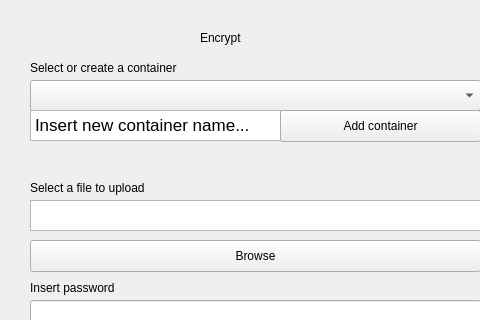
Above: ui/mainpage.ui from viktorwilczek/EngineeringProject before the change; both pictures show x 0 to 480 and y 0 to 320 of the 1017 by 521 pixel window. Below: the same form after it.
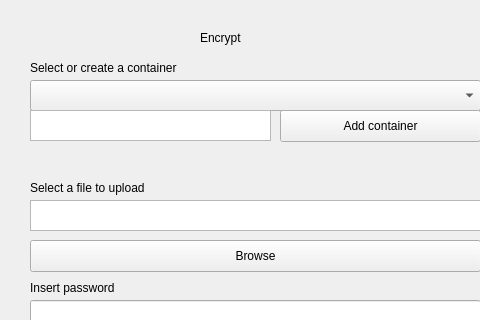
That is the form after the change.

The edit to the form file:
```diff
--- a/ui/mainpage.ui
+++ b/ui/mainpage.ui
@@ -379,26 +379,6 @@
     <bool>false</bool>
    </property>
   </widget>
-  <widget class="QTextEdit" name="textEdit_2">
-   <property name="geometry">
-    <rect>
-     <x>30</x>
-     <y>110</y>
-     <width>251</width>
-     <height>31</height>
-    </rect>
-   </property>
-   <property name="html">
-    <string>&lt;!DOCTYPE HTML PUBLIC &quot;-//W3C//DTD HTML 4.0//EN&quot; &quot;http://www.w3.org/TR/REC-html40/strict.dtd&quot;&gt;
-&lt;html&gt;&lt;head&gt;&lt;meta name=&quot;qrichtext&quot; content=&quot;1&quot; /&gt;&lt;style type=&quot;text/css&quot;&gt;
-p, li { white-space: pre-wrap; }
-&lt;/style&gt;&lt;/head&gt;&lt;body style=&quot; font-family:'.AppleSystemUIFont'; font-size:13pt; font-weight:400; font-style:normal;&quot;&gt;
-&lt;p style=&quot; margin-top:0px; margin-bottom:0px; margin-left:0px; margin-right:0px; -qt-block-indent:0; text-indent:0px;&quot;&gt;Insert new container name...&lt;/p&gt;&lt;/body&gt;&lt;/html&gt;</string>
-   </property>
-   <property name="overwriteMode">
-    <bool>false</bool>
-   </property>
-  </widget>
   <widget class="QPushButton" name="pushButton_6">
    <property name="geometry">
     <rect>
@@ -415,6 +395,16 @@
     <bool>false</bool>
    </property>
   </widget>
+  <widget class="QTextEdit" name="textEdit_2">
+   <property name="geometry">
+    <rect>
+     <x>30</x>
+     <y>110</y>
+     <width>241</width>
+     <height>31</height>
+    </rect>
+   </property>
+  </widget>
  </widget>
  <resources/>
  <connections/>
```
